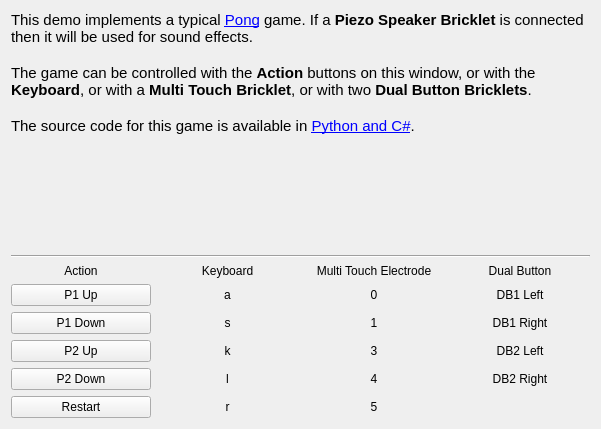
Before: the Qt Designer form demo/src/ui/pong.ui in Tinkerforge/blinkenlights, drawn with Qt 5.
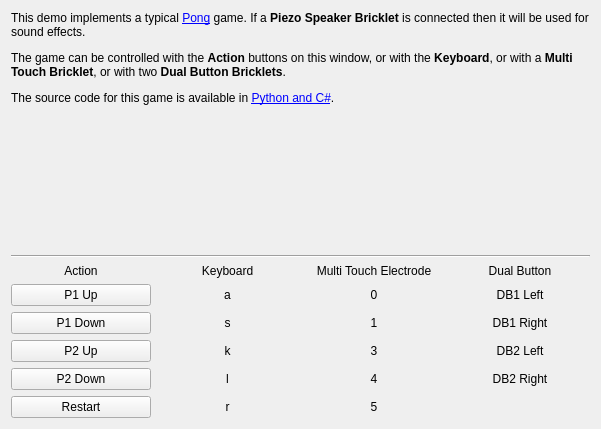
After: the same form once the commit is applied.

Commit message:
demo: Remove fixed font size from UI texts
Fixed font sizes don't work properly cross platform. No specifying a
font size makes Qt automatically pick the right one for each platform.

```diff
--- a/demo/src/ui/pong.ui
+++ b/demo/src/ui/pong.ui
@@ -25,15 +25,11 @@
         </sizepolicy>
        </property>
        <property name="text">
-        <string>&lt;!DOCTYPE HTML PUBLIC &quot;-//W3C//DTD HTML 4.0//EN&quot; &quot;http://www.w3.org/TR/REC-html40/strict.dtd&quot;&gt;
-&lt;html&gt;&lt;head&gt;&lt;meta name=&quot;qrichtext&quot; content=&quot;1&quot; /&gt;&lt;style type=&quot;text/css&quot;&gt;
-p, li { white-space: pre-wrap; }
-&lt;/style&gt;&lt;/head&gt;&lt;body style=&quot; font-family:'Ubuntu'; font-size:11pt; font-weight:400; font-style:normal;&quot;&gt;
-&lt;p style=&quot; margin-top:0px; margin-bottom:0px; margin-left:0px; margin-right:0px; -qt-block-indent:0; text-indent:0px;&quot;&gt;This demo implements a typical &lt;a href=&quot;http://en.wikipedia.org/wiki/Pong&quot;&gt;&lt;span style=&quot; text-decoration: underline; color:#0000ff;&quot;&gt;Pong&lt;/span&gt;&lt;/a&gt; game. If a &lt;span style=&quot; font-weight:600;&quot;&gt;Piezo Speaker Bricklet&lt;/span&gt; is connected then it will be used for sound effects.&lt;/p&gt;
-&lt;p style=&quot;-qt-paragraph-type:empty; margin-top:0px; margin-bottom:0px; margin-left:0px; margin-right:0px; -qt-block-indent:0; text-indent:0px;&quot;&gt;&lt;/p&gt;
-&lt;p style=&quot; margin-top:0px; margin-bottom:0px; margin-left:0px; margin-right:0px; -qt-block-indent:0; text-indent:0px;&quot;&gt;The game can be controlled with the &lt;span style=&quot; font-weight:600;&quot;&gt;Action&lt;/span&gt; buttons on this window, or with the &lt;span style=&quot; font-weight:600;&quot;&gt;Keyboard&lt;/span&gt;, or with a &lt;span style=&quot; font-weight:600;&quot;&gt;Multi Touch Bricklet&lt;/span&gt;, or with two&lt;span style=&quot; font-weight:600;&quot;&gt; Dual Button Bricklets&lt;/span&gt;.&lt;/p&gt;
-&lt;p style=&quot;-qt-paragraph-type:empty; margin-top:0px; margin-bottom:0px; margin-left:0px; margin-right:0px; -qt-block-indent:0; text-indent:0px;&quot;&gt;&lt;/p&gt;
-&lt;p style=&quot; margin-top:0px; margin-bottom:0px; margin-left:0px; margin-right:0px; -qt-block-indent:0; text-indent:0px;&quot;&gt;The source code for this game is available in &lt;a href=&quot;http://www.tinkerforge.com/en/doc/Kits/Blinkenlights/Blinkenlights.html#pong&quot;&gt;&lt;span style=&quot; text-decoration: underline; color:#0000ff;&quot;&gt;Python and C#&lt;/span&gt;&lt;/a&gt;.&lt;/p&gt;&lt;/body&gt;&lt;/html&gt;</string>
+        <string>&lt;p&gt;This demo implements a typical &lt;a href=&quot;http://en.wikipedia.org/wiki/Pong&quot;&gt;&lt;span style=&quot; text-decoration: underline; color:#0000ff;&quot;&gt;Pong&lt;/span&gt;&lt;/a&gt; game. If a &lt;b&gt;Piezo Speaker Bricklet&lt;/b&gt; is connected then it will be used for sound effects.&lt;/p&gt;
+&lt;p&gt;&lt;/p&gt;
+&lt;p&gt;The game can be controlled with the &lt;b&gt;Action&lt;/b&gt; buttons on this window, or with the &lt;b&gt;Keyboard&lt;/b&gt;, or with a &lt;b&gt;Multi Touch Bricklet&lt;/b&gt;, or with two &lt;b&gt;Dual Button Bricklets&lt;/b&gt;.&lt;/p&gt;
+&lt;p &gt;&lt;/p&gt;
+&lt;p&gt;The source code for this game is available in &lt;a href=&quot;http://www.tinkerforge.com/en/doc/Kits/Blinkenlights/Blinkenlights.html#pong&quot;&gt;&lt;span style=&quot; text-decoration: underline; color:#0000ff;&quot;&gt;Python and C#&lt;/span&gt;&lt;/a&gt;.&lt;/p&gt;</string>
        </property>
        <property name="alignment">
         <set>Qt::AlignLeading|Qt::AlignLeft|Qt::AlignTop</set>
```
The commit also changes 6 other files.
